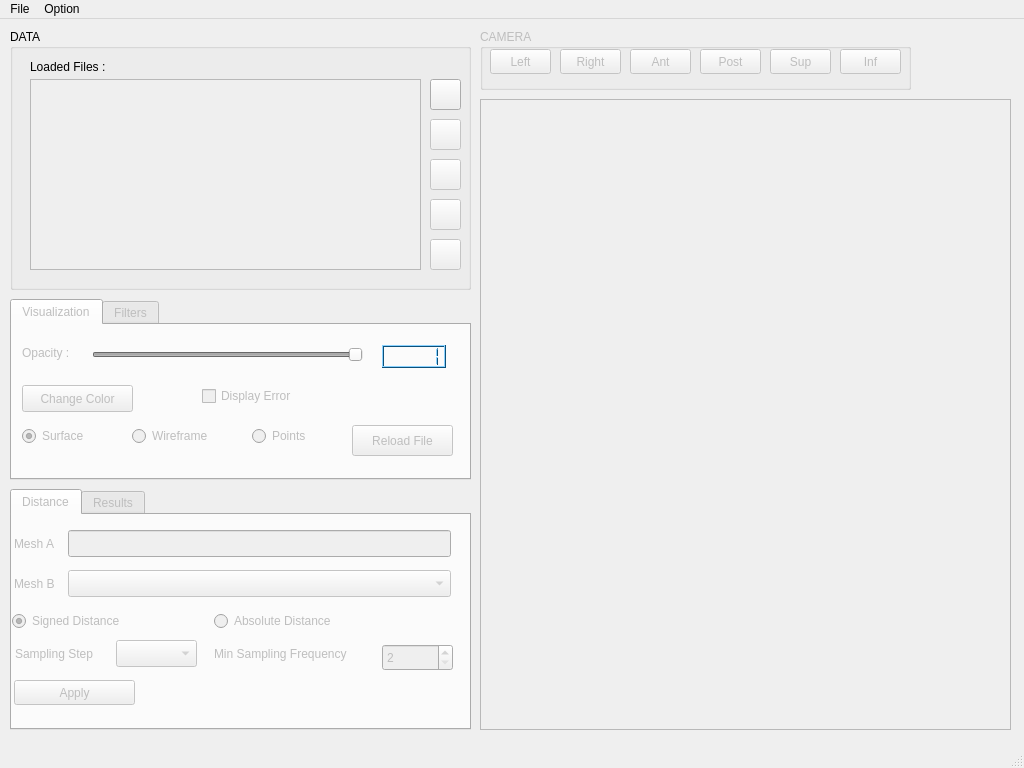
The window that 3DMeshMetric/meshMetricGui.ui (juliettepera/3DMetricTools) describes before a commit, drawn with Qt 5.
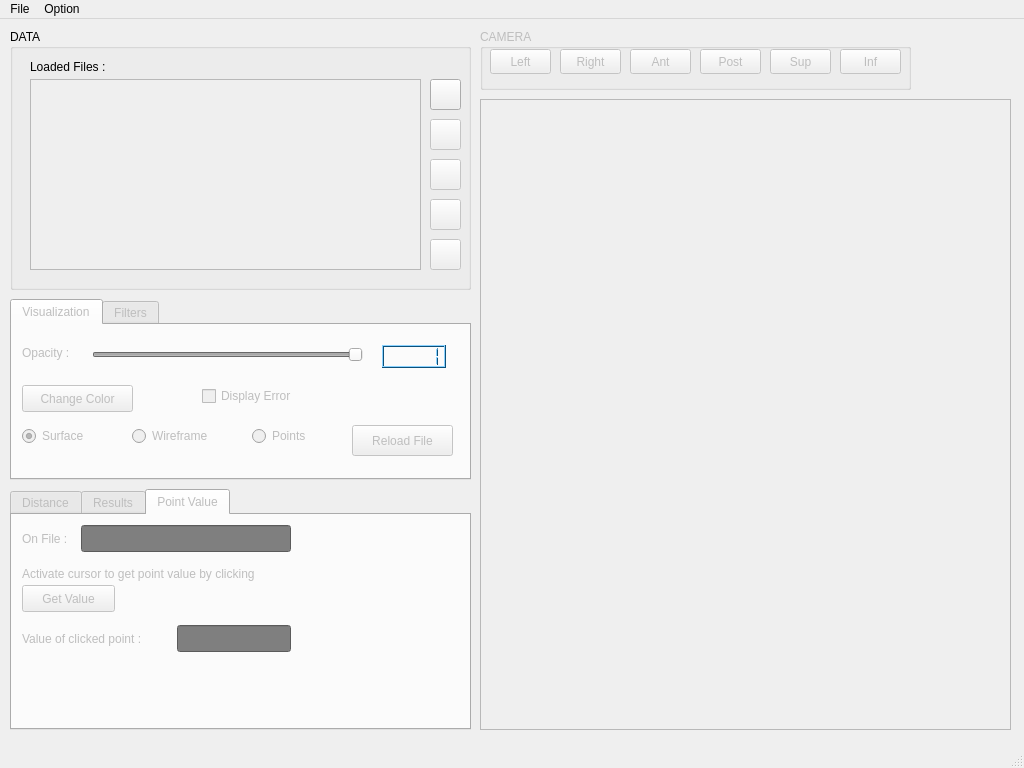
The same window after the commit. The open tabs and pages were chosen to show the change. Custom widgets are drawn as their Qt base class.

Commit message: ENH: drag and drop works, working on click point

Diff of the .ui file:
```diff
--- a/3DMeshMetric/meshMetricGui.ui
+++ b/3DMeshMetric/meshMetricGui.ui
@@ -3736,6 +3736,943 @@
       </property>
      </widget>
     </widget>
+    <widget class="QWidget" name="tabClick">
+     <attribute name="title">
+      <string>Point Value</string>
+     </attribute>
+     <widget class="QPushButton" name="pushButtonClick">
+      <property name="geometry">
+       <rect>
+        <x>10</x>
+        <y>70</y>
+        <width>93</width>
+        <height>27</height>
+       </rect>
+      </property>
+      <property name="text">
+       <string>Get Value</string>
+      </property>
+     </widget>
+     <widget class="QLabel" name="label_8">
+      <property name="geometry">
+       <rect>
+        <x>10</x>
+        <y>50</y>
+        <width>301</width>
+        <height>17</height>
+       </rect>
+      </property>
+      <property name="text">
+       <string>Activate cursor to get point value by clicking</string>
+      </property>
+     </widget>
+     <widget class="QLabel" name="label_7">
+      <property name="geometry">
+       <rect>
+        <x>10</x>
+        <y>9</y>
+        <width>53</width>
+        <height>29</height>
+       </rect>
+      </property>
+      <property name="text">
+       <string>On File :</string>
+      </property>
+     </widget>
+     <widget class="QLineEdit" name="lineEditNameMesh">
+      <property name="geometry">
+       <rect>
+        <x>69</x>
+        <y>10</y>
+        <width>210</width>
+        <height>27</height>
+       </rect>
+      </property>
+      <property name="palette">
+       <palette>
+        <active>
+         <colorrole role="WindowText">
+          <brush brushstyle="SolidPattern">
+           <color alpha="255">
+            <red>255</red>
+            <green>255</green>
+            <blue>255</blue>
+           </color>
+          </brush>
+         </colorrole>
+         <colorrole role="Button">
+          <brush brushstyle="SolidPattern">
+           <color alpha="255">
+            <red>127</red>
+            <green>127</green>
+            <blue>127</blue>
+           </color>
+          </brush>
+         </colorrole>
+         <colorrole role="Light">
+          <brush brushstyle="SolidPattern">
+           <color alpha="255">
+            <red>191</red>
+            <green>191</green>
+            <blue>191</blue>
+           </color>
+          </brush>
+         </colorrole>
+         <colorrole role="Midlight">
+          <brush brushstyle="SolidPattern">
+           <color alpha="255">
+            <red>159</red>
+            <green>159</green>
+            <blue>159</blue>
+           </color>
+          </brush>
+         </colorrole>
+         <colorrole role="Dark">
+          <brush brushstyle="SolidPattern">
+           <color alpha="255">
+            <red>63</red>
+            <green>63</green>
+            <blue>63</blue>
+           </color>
+          </brush>
+         </colorrole>
+         <colorrole role="Mid">
+          <brush brushstyle="SolidPattern">
+           <color alpha="255">
+            <red>84</red>
+            <green>84</green>
+            <blue>84</blue>
+           </color>
+          </brush>
+         </colorrole>
+         <colorrole role="Text">
+          <brush brushstyle="SolidPattern">
+           <color alpha="255">
+            <red>255</red>
+            <green>255</green>
+            <blue>255</blue>
+           </color>
+          </brush>
+         </colorrole>
+         <colorrole role="BrightText">
+          <brush brushstyle="SolidPattern">
+           <color alpha="255">
+            <red>255</red>
+            <green>255</green>
+            <blue>255</blue>
+           </color>
+          </brush>
+         </colorrole>
+         <colorrole role="ButtonText">
+          <brush brushstyle="SolidPattern">
+           <color alpha="255">
+            <red>255</red>
+            <green>255</green>
+            <blue>255</blue>
+           </color>
+          </brush>
+         </colorrole>
+         <colorrole role="Base">
+          <brush brushstyle="SolidPattern">
+           <color alpha="255">
+            <red>91</red>
+            <green>91</green>
+            <blue>91</blue>
+           </color>
+          </brush>
+         </colorrole>
+         <colorrole role="Window">
+          <brush brushstyle="SolidPattern">
+           <color alpha="255">
+            <red>127</red>
+            <green>127</green>
+            <blue>127</blue>
+           </color>
+          </brush>
+         </colorrole>
+         <colorrole role="Shadow">
+          <brush brushstyle="SolidPattern">
+           <color alpha="255">
+            <red>0</red>
+            <green>0</green>
+            <blue>0</blue>
+           </color>
+          </brush>
+         </colorrole>
+         <colorrole role="AlternateBase">
+          <brush brushstyle="SolidPattern">
+           <color alpha="255">
+            <red>63</red>
+            <green>63</green>
+            <blue>63</blue>
+           </color>
+          </brush>
+         </colorrole>
+         <colorrole role="ToolTipBase">
+          <brush brushstyle="SolidPattern">
+           <color alpha="255">
+            <red>255</red>
+            <green>255</green>
+            <blue>220</blue>
+           </color>
+          </brush>
+         </colorrole>
+         <colorrole role="ToolTipText">
+          <brush brushstyle="SolidPattern">
+           <color alpha="255">
+            <red>0</red>
+            <green>0</green>
+            <blue>0</blue>
+           </color>
+          </brush>
+         </colorrole>
+        </active>
+        <inactive>
+         <colorrole role="WindowText">
+          <brush brushstyle="SolidPattern">
+           <color alpha="255">
+            <red>255</red>
+            <green>255</green>
+            <blue>255</blue>
+           </color>
+          </brush>
+         </colorrole>
+         <colorrole role="Button">
+          <brush brushstyle="SolidPattern">
+           <color alpha="255">
+            <red>127</red>
+            <green>127</green>
+            <blue>127</blue>
+           </color>
+          </brush>
+         </colorrole>
+         <colorrole role="Light">
+          <brush brushstyle="SolidPattern">
+           <color alpha="255">
+            <red>191</red>
+            <green>191</green>
+            <blue>191</blue>
+           </color>
+          </brush>
+         </colorrole>
+         <colorrole role="Midlight">
+          <brush brushstyle="SolidPattern">
+           <color alpha="255">
+            <red>159</red>
+            <green>159</green>
+            <blue>159</blue>
+           </color>
+          </brush>
+         </colorrole>
+         <colorrole role="Dark">
+          <brush brushstyle="SolidPattern">
+           <color alpha="255">
+            <red>63</red>
+            <green>63</green>
+            <blue>63</blue>
+           </color>
+          </brush>
+         </colorrole>
+         <colorrole role="Mid">
+          <brush brushstyle="SolidPattern">
+           <color alpha="255">
+            <red>84</red>
+            <green>84</green>
+            <blue>84</blue>
+           </color>
+          </brush>
+         </colorrole>
+         <colorrole role="Text">
+          <brush brushstyle="SolidPattern">
+           <color alpha="255">
+            <red>255</red>
+            <green>255</green>
+            <blue>255</blue>
+           </color>
+          </brush>
+         </colorrole>
+         <colorrole role="BrightText">
+          <brush brushstyle="SolidPattern">
+           <color alpha="255">
+            <red>255</red>
+            <green>255</green>
+            <blue>255</blue>
+           </color>
+          </brush>
+         </colorrole>
+         <colorrole role="ButtonText">
+          <brush brushstyle="SolidPattern">
+           <color alpha="255">
+            <red>255</red>
+            <green>255</green>
+            <blue>255</blue>
+           </color>
+          </brush>
+         </colorrole>
+         <colorrole role="Base">
+          <brush brushstyle="SolidPattern">
+           <color alpha="255">
+            <red>91</red>
+            <green>91</green>
+            <blue>91</blue>
+           </color>
+          </brush>
+         </colorrole>
+         <colorrole role="Window">
+          <brush brushstyle="SolidPattern">
+           <color alpha="255">
+            <red>127</red>
+            <green>127</green>
+            <blue>127</blue>
+           </color>
+          </brush>
+         </colorrole>
+         <colorrole role="Shadow">
+          <brush brushstyle="SolidPattern">
+           <color alpha="255">
+            <red>0</red>
+            <green>0</green>
+            <blue>0</blue>
+           </color>
+          </brush>
+         </colorrole>
+         <colorrole role="AlternateBase">
+          <brush brushstyle="SolidPattern">
+           <color alpha="255">
+            <red>63</red>
+            <green>63</green>
+            <blue>63</blue>
+           </color>
+          </brush>
+         </colorrole>
+         <colorrole role="ToolTipBase">
+          <brush brushstyle="SolidPattern">
+           <color alpha="255">
+            <red>255</red>
+            <green>255</green>
+            <blue>220</blue>
+           </color>
+          </brush>
+         </colorrole>
+         <colorrole role="ToolTipText">
+          <brush brushstyle="SolidPattern">
+           <color alpha="255">
+            <red>0</red>
+            <green>0</green>
+            <blue>0</blue>
+           </color>
+          </brush>
+         </colorrole>
+        </inactive>
+        <disabled>
+         <colorrole role="WindowText">
+          <brush brushstyle="SolidPattern">
+           <color alpha="255">
+            <red>63</red>
+            <green>63</green>
+            <blue>63</blue>
+           </color>
+          </brush>
+         </colorrole>
+         <colorrole role="Button">
+          <brush brushstyle="SolidPattern">
+           <color alpha="255">
+            <red>127</red>
+            <green>127</green>
+            <blue>127</blue>
+           </color>
+          </brush>
+         </colorrole>
+         <colorrole role="Light">
+          <brush brushstyle="SolidPattern">
+           <color alpha="255">
+            <red>191</red>
+            <green>191</green>
+            <blue>191</blue>
+           </color>
+          </brush>
+         </colorrole>
+         <colorrole role="Midlight">
+          <brush brushstyle="SolidPattern">
+           <color alpha="255">
+            <red>159</red>
+            <green>159</green>
+            <blue>159</blue>
+           </color>
+          </brush>
+         </colorrole>
+         <colorrole role="Dark">
+          <brush brushstyle="SolidPattern">
+           <color alpha="255">
+            <red>63</red>
+            <green>63</green>
+            <blue>63</blue>
+           </color>
+          </brush>
+         </colorrole>
+         <colorrole role="Mid">
+          <brush brushstyle="SolidPattern">
+           <color alpha="255">
+            <red>84</red>
+            <green>84</green>
+            <blue>84</blue>
+           </color>
+          </brush>
+         </colorrole>
+         <colorrole role="Text">
+          <brush brushstyle="SolidPattern">
+           <color alpha="255">
+            <red>63</red>
+            <green>63</green>
+            <blue>63</blue>
+           </color>
+          </brush>
+         </colorrole>
+         <colorrole role="BrightText">
+          <brush brushstyle="SolidPattern">
+           <color alpha="255">
+            <red>255</red>
+            <green>255</green>
+            <blue>255</blue>
+           </color>
+          </brush>
+         </colorrole>
+         <colorrole role="ButtonText">
+          <brush brushstyle="SolidPattern">
+           <color alpha="255">
+            <red>63</red>
+            <green>63</green>
+            <blue>63</blue>
+           </color>
+          </brush>
+         </colorrole>
+         <colorrole role="Base">
+          <brush brushstyle="SolidPattern">
+           <color alpha="255">
+            <red>127</red>
+            <green>127</green>
+            <blue>127</blue>
+           </color>
+          </brush>
+         </colorrole>
+         <colorrole role="Window">
+          <brush brushstyle="SolidPattern">
+           <color alpha="255">
+            <red>127</red>
+            <green>127</green>
+            <blue>127</blue>
+           </color>
+          </brush>
+         </colorrole>
+         <colorrole role="Shadow">
+          <brush brushstyle="SolidPattern">
+           <color alpha="255">
+            <red>0</red>
+            <green>0</green>
+            <blue>0</blue>
+           </color>
+          </brush>
+         </colorrole>
+         <colorrole role="AlternateBase">
+          <brush brushstyle="SolidPattern">
+           <color alpha="255">
+            <red>127</red>
+            <green>127</green>
+            <blue>127</blue>
+           </color>
+          </brush>
+         </colorrole>
+         <colorrole role="ToolTipBase">
+          <brush brushstyle="SolidPattern">
+           <color alpha="255">
+            <red>255</red>
+            <green>255</green>
+            <blue>220</blue>
+           </color>
+          </brush>
+         </colorrole>
+         <colorrole role="ToolTipText">
+          <brush brushstyle="SolidPattern">
+           <color alpha="255">
+            <red>0</red>
+            <green>0</green>
+            <blue>0</blue>
+           </color>
+          </brush>
+         </colorrole>
+        </disabled>
+       </palette>
+      </property>
+      <property name="cursor">
+       <cursorShape>ArrowCursor</cursorShape>
+      </property>
+      <property name="mouseTracking">
+       <bool>false</bool>
+      </property>
+      <property name="toolTip">
+       <string>name of the mesh A</string>
+      </property>
+      <property name="dragEnabled">
+       <bool>false</bool>
+      </property>
+      <property name="readOnly">
+       <bool>true</bool>
+      </property>
+      <property name="cursorMoveStyle">
+       <enum>Qt::VisualMoveStyle</enum>
+      </property>
+     </widget>
+     <widget class="QLabel" name="label_9">
+      <property name="geometry">
+       <rect>
+        <x>10</x>
+        <y>109</y>
+        <width>149</width>
+        <height>29</height>
+       </rect>
+      </property>
+      <property name="text">
+       <string>Value of clicked point :</string>
+      </property>
+     </widget>
+     <widget class="QLineEdit" name="lineEditClickValue">
+      <property name="geometry">
+       <rect>
+        <x>165</x>
+        <y>110</y>
+        <width>114</width>
+        <height>27</height>
+       </rect>
+      </property>
+      <property name="palette">
+       <palette>
+        <active>
+         <colorrole role="WindowText">
+          <brush brushstyle="SolidPattern">
+           <color alpha="255">
+            <red>255</red>
+            <green>255</green>
+            <blue>255</blue>
+           </color>
+          </brush>
+         </colorrole>
+         <colorrole role="Button">
+          <brush brushstyle="SolidPattern">
+           <color alpha="255">
+            <red>127</red>
+            <green>127</green>
+            <blue>127</blue>
+           </color>
+          </brush>
+         </colorrole>
+         <colorrole role="Light">
+          <brush brushstyle="SolidPattern">
+           <color alpha="255">
+            <red>191</red>
+            <green>191</green>
+            <blue>191</blue>
+           </color>
+          </brush>
+         </colorrole>
+         <colorrole role="Midlight">
+          <brush brushstyle="SolidPattern">
+           <color alpha="255">
+            <red>159</red>
+            <green>159</green>
+            <blue>159</blue>
+           </color>
+          </brush>
+         </colorrole>
+         <colorrole role="Dark">
+          <brush brushstyle="SolidPattern">
+           <color alpha="255">
+            <red>63</red>
+            <green>63</green>
+            <blue>63</blue>
+           </color>
+          </brush>
+         </colorrole>
+         <colorrole role="Mid">
+          <brush brushstyle="SolidPattern">
+           <color alpha="255">
+            <red>84</red>
+            <green>84</green>
+            <blue>84</blue>
+           </color>
+          </brush>
+         </colorrole>
+         <colorrole role="Text">
+          <brush brushstyle="SolidPattern">
+           <color alpha="255">
+            <red>255</red>
+            <green>255</green>
+            <blue>255</blue>
+           </color>
+          </brush>
+         </colorrole>
+         <colorrole role="BrightText">
+          <brush brushstyle="SolidPattern">
+           <color alpha="255">
+            <red>255</red>
+            <green>255</green>
+            <blue>255</blue>
+           </color>
+          </brush>
+         </colorrole>
+         <colorrole role="ButtonText">
+          <brush brushstyle="SolidPattern">
+           <color alpha="255">
+            <red>255</red>
+            <green>255</green>
+            <blue>255</blue>
+           </color>
+          </brush>
+         </colorrole>
+         <colorrole role="Base">
+          <brush brushstyle="SolidPattern">
+           <color alpha="255">
+            <red>91</red>
+            <green>91</green>
+            <blue>91</blue>
+           </color>
+          </brush>
+         </colorrole>
+         <colorrole role="Window">
+          <brush brushstyle="SolidPattern">
+           <color alpha="255">
+            <red>127</red>
+            <green>127</green>
+            <blue>127</blue>
+           </color>
+          </brush>
+         </colorrole>
+         <colorrole role="Shadow">
+          <brush brushstyle="SolidPattern">
+           <color alpha="255">
+            <red>0</red>
+            <green>0</green>
+            <blue>0</blue>
+           </color>
+          </brush>
+         </colorrole>
+         <colorrole role="AlternateBase">
+          <brush brushstyle="SolidPattern">
+           <color alpha="255">
+            <red>63</red>
+            <green>63</green>
+            <blue>63</blue>
+           </color>
+          </brush>
+         </colorrole>
+         <colorrole role="ToolTipBase">
+          <brush brushstyle="SolidPattern">
+           <color alpha="255">
+            <red>255</red>
+            <green>255</green>
+            <blue>220</blue>
+           </color>
+          </brush>
+         </colorrole>
+         <colorrole role="ToolTipText">
+          <brush brushstyle="SolidPattern">
+           <color alpha="255">
+            <red>0</red>
+            <green>0</green>
+            <blue>0</blue>
+           </color>
+          </brush>
+         </colorrole>
+        </active>
+        <inactive>
+         <colorrole role="WindowText">
+          <brush brushstyle="SolidPattern">
+           <color alpha="255">
+            <red>255</red>
+            <green>255</green>
+            <blue>255</blue>
+           </color>
+          </brush>
+         </colorrole>
+         <colorrole role="Button">
+          <brush brushstyle="SolidPattern">
+           <color alpha="255">
+            <red>127</red>
+            <green>127</green>
+            <blue>127</blue>
+           </color>
+          </brush>
+         </colorrole>
+         <colorrole role="Light">
+          <brush brushstyle="SolidPattern">
+           <color alpha="255">
+            <red>191</red>
+            <green>191</green>
+            <blue>191</blue>
+           </color>
+          </brush>
+         </colorrole>
+         <colorrole role="Midlight">
+          <brush brushstyle="SolidPattern">
+           <color alpha="255">
+            <red>159</red>
+            <green>159</green>
+            <blue>159</blue>
+           </color>
+          </brush>
+         </colorrole>
+         <colorrole role="Dark">
+          <brush brushstyle="SolidPattern">
+           <color alpha="255">
+            <red>63</red>
+            <green>63</green>
+            <blue>63</blue>
+           </color>
+          </brush>
+         </colorrole>
+         <colorrole role="Mid">
+          <brush brushstyle="SolidPattern">
+           <color alpha="255">
+            <red>84</red>
+            <green>84</green>
+            <blue>84</blue>
+           </color>
+          </brush>
+         </colorrole>
+         <colorrole role="Text">
+          <brush brushstyle="SolidPattern">
+           <color alpha="255">
+            <red>255</red>
+            <green>255</green>
+            <blue>255</blue>
+           </color>
+          </brush>
+         </colorrole>
+         <colorrole role="BrightText">
+          <brush brushstyle="SolidPattern">
+           <color alpha="255">
+            <red>255</red>
+            <green>255</green>
+            <blue>255</blue>
+           </color>
+          </brush>
+         </colorrole>
+         <colorrole role="ButtonText">
+          <brush brushstyle="SolidPattern">
+           <color alpha="255">
+            <red>255</red>
+            <green>255</green>
+            <blue>255</blue>
+           </color>
+          </brush>
+         </colorrole>
+         <colorrole role="Base">
+          <brush brushstyle="SolidPattern">
+           <color alpha="255">
+            <red>91</red>
+            <green>91</green>
+            <blue>91</blue>
+           </color>
+          </brush>
+         </colorrole>
+         <colorrole role="Window">
+          <brush brushstyle="SolidPattern">
+           <color alpha="255">
+            <red>127</red>
+            <green>127</green>
+            <blue>127</blue>
+           </color>
+          </brush>
+         </colorrole>
+         <colorrole role="Shadow">
+          <brush brushstyle="SolidPattern">
+           <color alpha="255">
+            <red>0</red>
+            <green>0</green>
+            <blue>0</blue>
+           </color>
+          </brush>
+         </colorrole>
+         <colorrole role="AlternateBase">
+          <brush brushstyle="SolidPattern">
+           <color alpha="255">
+            <red>63</red>
+            <green>63</green>
+            <blue>63</blue>
+           </color>
+          </brush>
+         </colorrole>
+         <colorrole role="ToolTipBase">
+          <brush brushstyle="SolidPattern">
+           <color alpha="255">
+            <red>255</red>
+            <green>255</green>
+            <blue>220</blue>
+           </color>
+          </brush>
+         </colorrole>
+         <colorrole role="ToolTipText">
+          <brush brushstyle="SolidPattern">
+           <color alpha="255">
+            <red>0</red>
+            <green>0</green>
+            <blue>0</blue>
+           </color>
+          </brush>
+         </colorrole>
+        </inactive>
+        <disabled>
+         <colorrole role="WindowText">
+          <brush brushstyle="SolidPattern">
+           <color alpha="255">
+            <red>63</red>
+            <green>63</green>
+            <blue>63</blue>
+           </color>
+          </brush>
+         </colorrole>
+         <colorrole role="Button">
+          <brush brushstyle="SolidPattern">
+           <color alpha="255">
+            <red>127</red>
+            <green>127</green>
+            <blue>127</blue>
+           </color>
+          </brush>
+         </colorrole>
+         <colorrole role="Light">
+          <brush brushstyle="SolidPattern">
+           <color alpha="255">
+            <red>191</red>
+            <green>191</green>
+            <blue>191</blue>
+           </color>
+          </brush>
+         </colorrole>
+         <colorrole role="Midlight">
+          <brush brushstyle="SolidPattern">
+           <color alpha="255">
+            <red>159</red>
+            <green>159</green>
+            <blue>159</blue>
+           </color>
+          </brush>
+         </colorrole>
+         <colorrole role="Dark">
+          <brush brushstyle="SolidPattern">
+           <color alpha="255">
+            <red>63</red>
+            <green>63</green>
+            <blue>63</blue>
+           </color>
+          </brush>
+         </colorrole>
+         <colorrole role="Mid">
+          <brush brushstyle="SolidPattern">
+           <color alpha="255">
+            <red>84</red>
+            <green>84</green>
+            <blue>84</blue>
+           </color>
+          </brush>
+         </colorrole>
+         <colorrole role="Text">
+          <brush brushstyle="SolidPattern">
+           <color alpha="255">
+            <red>63</red>
+            <green>63</green>
+            <blue>63</blue>
+           </color>
+          </brush>
+         </colorrole>
+         <colorrole role="BrightText">
+          <brush brushstyle="SolidPattern">
+           <color alpha="255">
+            <red>255</red>
+            <green>255</green>
+            <blue>255</blue>
+           </color>
+          </brush>
+         </colorrole>
+         <colorrole role="ButtonText">
+          <brush brushstyle="SolidPattern">
+           <color alpha="255">
+            <red>63</red>
+            <green>63</green>
+            <blue>63</blue>
+           </color>
+          </brush>
+         </colorrole>
+         <colorrole role="Base">
+          <brush brushstyle="SolidPattern">
+           <color alpha="255">
+            <red>127</red>
+            <green>127</green>
+            <blue>127</blue>
+           </color>
+          </brush>
+         </colorrole>
+         <colorrole role="Window">
+          <brush brushstyle="SolidPattern">
+           <color alpha="255">
+            <red>127</red>
+            <green>127</green>
+            <blue>127</blue>
+           </color>
+          </brush>
+         </colorrole>
+         <colorrole role="Shadow">
+          <brush brushstyle="SolidPattern">
+           <color alpha="255">
+            <red>0</red>
+            <green>0</green>
+            <blue>0</blue>
+           </color>
+          </brush>
+         </colorrole>
+         <colorrole role="AlternateBase">
+          <brush brushstyle="SolidPattern">
+           <color alpha="255">
+            <red>127</red>
+            <green>127</green>
+            <blue>127</blue>
+           </color>
+          </brush>
+         </colorrole>
+         <colorrole role="ToolTipBase">
+          <brush brushstyle="SolidPattern">
+           <color alpha="255">
+            <red>255</red>
+            <green>255</green>
+            <blue>220</blue>
+           </color>
+          </brush>
+         </colorrole>
+         <colorrole role="ToolTipText">
+          <brush brushstyle="SolidPattern">
+           <color alpha="255">
+            <red>0</red>
+            <green>0</green>
+            <blue>0</blue>
+           </color>
+          </brush>
+         </colorrole>
+        </disabled>
+       </palette>
+      </property>
+      <property name="toolTip">
+       <string>minimum</string>
+      </property>
+      <property name="text">
+       <string/>
+      </property>
+      <property name="alignment">
+       <set>Qt::AlignCenter</set>
+      </property>
+      <property name="readOnly">
+       <bool>true</bool>
+      </property>
+     </widget>
+    </widget>
    </widget>
   </widget>
   <widget class="QStatusBar" name="statusbar"/>
```
Left out of the diff: 5 changed lines with no effect on the pictures. The commit also changes 5 other files.
